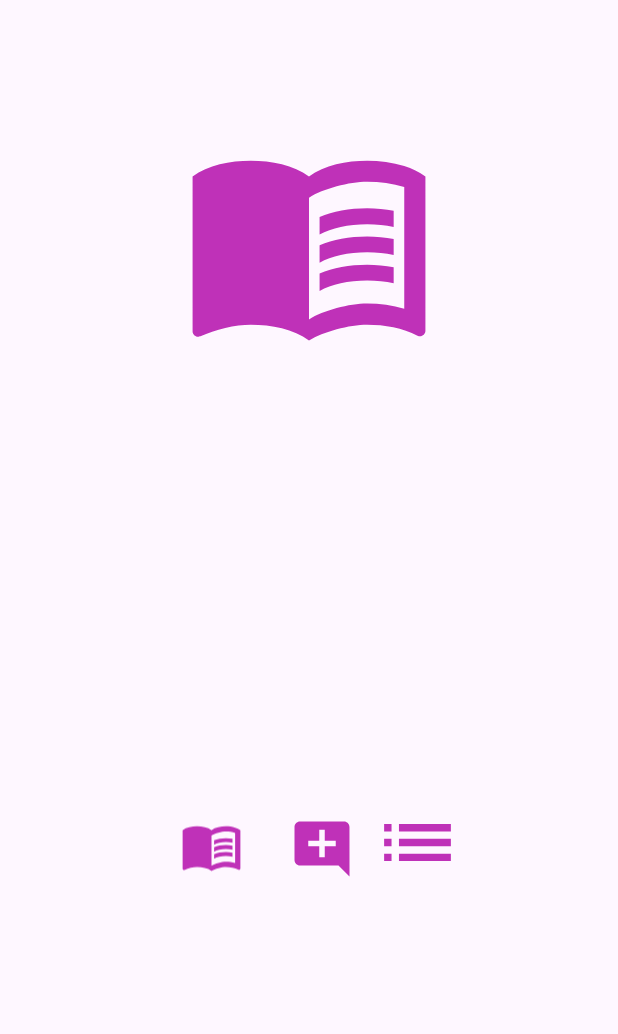
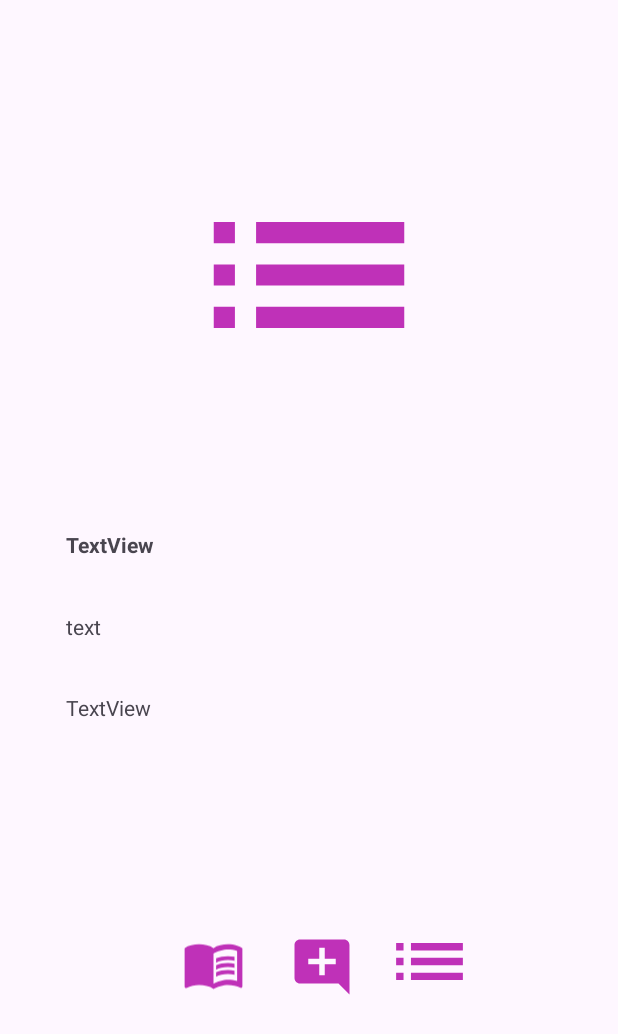
Before and after one commit to isikkayaa/MyBooks, an Android app: the fragment BookDetailFragment placed in its activity, on a phone screen of 412 x 824 dp. Shown: the top 1034 px of the screen. Run offline under Robolectric (Android 15) with nearby library versions, the phone set to English and light mode, and no system bars; our stand-ins replace Dagger/Hilt's generated code, Firebase (no records; nobody signed in at launch, a user with empty details on screens opened directly), data binding, navigation-ui; pictures from the network do not load; 10 statements that could not run were skipped.

Commit message:
book details

```diff
--- a/app/src/main/res/layout/fragment_book_detail.xml
+++ b/app/src/main/res/layout/fragment_book_detail.xml
@@ -5,14 +5,8 @@
 
     <data>
         <variable
-            name="bookDetailFragment"
-            type="com.example.bookclubapp.ui.fragment.BookDetailFragment" />
-        <variable
             name="kitapNesnesi"
             type="com.example.bookclubapp.data.entity.VolumeInfo" />
-        <variable
-            name="gorselNesnesi"
-            type="com.example.bookclubapp.data.entity.ImageLinks" />
 
     </data>
 
@@ -25,8 +19,8 @@
             android:id="@+id/imageView6"
             android:layout_width="44dp"
             android:layout_height="68dp"
-            android:layout_marginTop="264dp"
-            android:layout_marginEnd="12dp"
+            android:layout_marginTop="319dp"
+            android:layout_marginEnd="20dp"
             android:src="@drawable/baseline_add_comment_24"
             app:layout_constraintEnd_toStartOf="@+id/imageView4"
             app:layout_constraintTop_toBottomOf="@+id/imageViewKitapDetayresim" />
@@ -35,43 +29,42 @@
             android:id="@+id/imageViewKitapDetayresim"
             android:layout_width="169dp"
             android:layout_height="216dp"
-            android:layout_marginTop="52dp"
-            android:src="@{gorselNesnesi.thumbnail}"
+            android:layout_marginTop="75dp"
             app:layout_constraintEnd_toEndOf="parent"
+            app:layout_constraintHorizontal_bias="0.5"
             app:layout_constraintStart_toStartOf="parent"
-            app:layout_constraintTop_toTopOf="parent" />
+            app:layout_constraintTop_toTopOf="parent"
+            tools:src="@tools:sample/avatars" />
 
         <TextView
             android:id="@+id/textViewKitapdetayisim"
-            android:layout_width="332dp"
+            android:layout_width="wrap_content"
             android:layout_height="wrap_content"
-            android:layout_marginTop="56dp"
-            android:text="@{kitapNesnesi.title}"
-            android:textSize="16sp"
+            android:layout_marginTop="62dp"
+            android:text="TextView"
             android:textStyle="bold"
             app:layout_constraintEnd_toEndOf="parent"
+            app:layout_constraintHorizontal_bias="0.125"
             app:layout_constraintStart_toStartOf="parent"
             app:layout_constraintTop_toBottomOf="@+id/imageViewKitapDetayresim" />
 
         <TextView
             android:id="@+id/textViewkitapdetayyazaradi"
-            android:layout_width="322dp"
-            android:layout_height="35dp"
+            android:layout_width="52dp"
+            android:layout_height="18dp"
             android:layout_marginStart="44dp"
-            android:layout_marginTop="40dp"
-            app:bindAuthors="@{kitapNesnesi.authors}"
-            app:layout_constraintEnd_toEndOf="parent"
-            app:layout_constraintHorizontal_bias="0.0"
+            android:layout_marginTop="35dp"
+            android:text="text"
             app:layout_constraintStart_toStartOf="parent"
             app:layout_constraintTop_toBottomOf="@+id/textViewKitapdetayisim" />
 
         <TextView
             android:id="@+id/textViewkitapdetayDesc"
-            android:layout_width="340dp"
-            android:layout_height="64dp"
+            android:layout_width="270dp"
+            android:layout_height="73dp"
             android:layout_marginStart="44dp"
-            android:layout_marginTop="16dp"
-            app:bindDescription="@{kitapNesnesi.description}"
+            android:layout_marginTop="36dp"
+            android:text="TextView"
             app:layout_constraintStart_toStartOf="parent"
             app:layout_constraintTop_toBottomOf="@+id/textViewkitapdetayyazaradi" />
 
@@ -79,8 +72,8 @@
             android:id="@+id/imageView3"
             android:layout_width="42dp"
             android:layout_height="64dp"
-            android:layout_marginStart="120dp"
-            android:layout_marginTop="264dp"
+            android:layout_marginStart="121dp"
+            android:layout_marginTop="319dp"
             android:src="@drawable/baseline_menu_book_24"
             app:layout_constraintStart_toStartOf="parent"
             app:layout_constraintTop_toBottomOf="@+id/imageViewKitapDetayresim" />
@@ -89,8 +82,8 @@
             android:id="@+id/imageView4"
             android:layout_width="59dp"
             android:layout_height="75dp"
-            android:layout_marginTop="256dp"
-            android:layout_marginEnd="104dp"
+            android:layout_marginTop="312dp"
+            android:layout_marginEnd="96dp"
             android:src="@drawable/baseline_list_24"
             app:layout_constraintEnd_toEndOf="parent"
             app:layout_constraintTop_toBottomOf="@+id/imageViewKitapDetayresim" />
```
